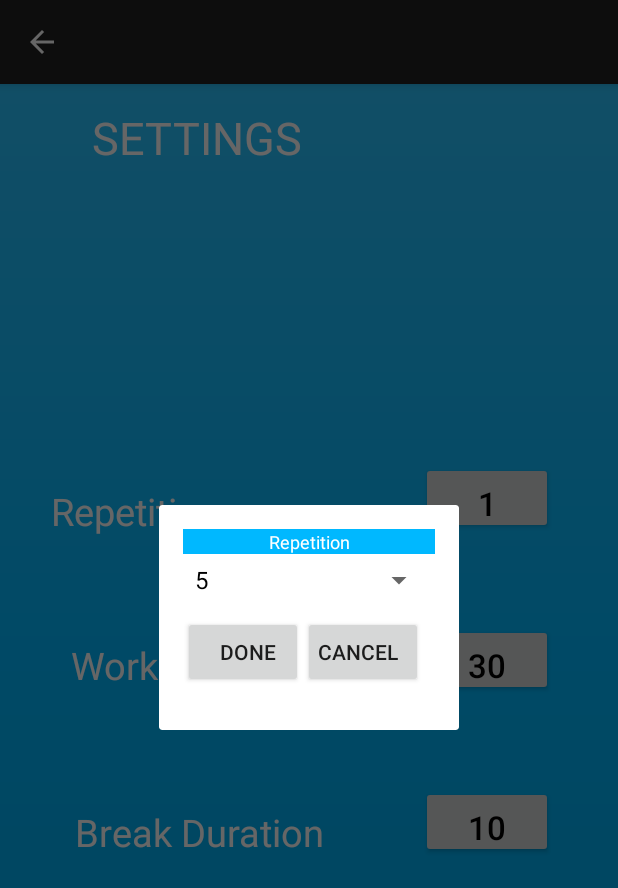
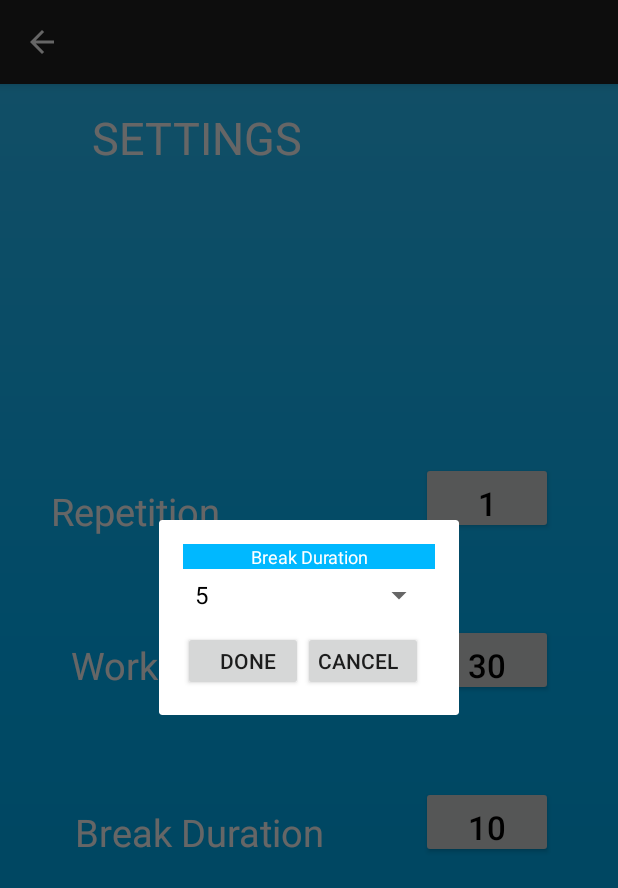
Before and after one commit to Cliffy38/CS4295-Mobile, an Android app: the Settings screen opened directly, with no data from a screen before it, after a tap on "10", on a phone screen of 412 x 824 dp. Shown: the top 888 px of the screen. Run offline under Robolectric (Android 15) with nearby library versions, the phone set to English and light mode, and no system bars.

Commit message:
dilog layout minor fix home to setting page button workable

```diff
--- a/CS4295_Project/app/src/main/java/cs4295/cs4295_project/ExeciseTimeDialog.java
+++ b/CS4295_Project/app/src/main/java/cs4295/cs4295_project/ExeciseTimeDialog.java
@@ -8,6 +8,7 @@ import android.view.Window;
 import android.widget.ArrayAdapter;
 import android.widget.Button;
 import android.widget.Spinner;
+import android.widget.TextView;
 
 import java.util.ArrayList;
 
@@ -17,6 +18,7 @@ public class ExeciseTimeDialog extends Dialog {
     private Context mContext;
     private Spinner mSpinner;
     private DialogListener mReadyListener;
+    private TextView title;
 
 
     public ExeciseTimeDialog() {
@@ -49,6 +51,10 @@ public class ExeciseTimeDialog extends Dialog {
         requestWindowFeature(Window.FEATURE_NO_TITLE);
         setContentView(R.layout.activity_dialog);
 
+        title = (TextView)findViewById(R.id.dialog_title);
+        title.setText("WorkOut Duration");
+
+
         mSpinner = (Spinner) findViewById(R.id.dialog_spinner);
         ArrayAdapter<String> adapter = new ArrayAdapter<String>(mContext, android.R.layout.simple_spinner_dropdown_item, mList);
         mSpinner.setAdapter(adapter);
--- a/CS4295_Project/app/src/main/java/cs4295/cs4295_project/RestDialog.java
+++ b/CS4295_Project/app/src/main/java/cs4295/cs4295_project/RestDialog.java
@@ -8,6 +8,7 @@ import android.view.Window;
 import android.widget.ArrayAdapter;
 import android.widget.Button;
 import android.widget.Spinner;
+import android.widget.TextView;
 
 import java.util.ArrayList;
 
@@ -17,7 +18,7 @@ public class RestDialog extends Dialog {
     private Context mContext;
     private Spinner mSpinner;
     private DialogListener mReadyListener;
-
+    private TextView title;
 
     public RestDialog() {
         super(null);
@@ -42,6 +43,9 @@ public class RestDialog extends Dialog {
         super.onCreate(savedInstanceState);
         requestWindowFeature(Window.FEATURE_NO_TITLE);
         setContentView(R.layout.activity_dialog);
+
+        title = (TextView)findViewById(R.id.dialog_title);
+        title.setText("Break Duration");
 
         mSpinner = (Spinner) findViewById(R.id.dialog_spinner);
         ArrayAdapter<String> adapter = new ArrayAdapter<String>(mContext, android.R.layout.simple_spinner_dropdown_item, mList);
--- a/CS4295_Project/app/src/main/res/layout/activity_dialog.xml
+++ b/CS4295_Project/app/src/main/res/layout/activity_dialog.xml
@@ -1,14 +1,16 @@
 <RelativeLayout xmlns:android="http://schemas.android.com/apk/res/android"
     xmlns:tools="http://schemas.android.com/tools"
     android:layout_width="200dp"
-    android:layout_height="150dp"
+    android:layout_height="130dp"
     android:paddingLeft="@dimen/activity_horizontal_margin"
     android:paddingRight="@dimen/activity_horizontal_margin"
     android:paddingTop="@dimen/activity_vertical_margin"
     android:paddingBottom="@dimen/activity_vertical_margin"
     tools:context="cs4295.cs4295_project.Repeat">
 
-    <TextView android:text="Repetition"
+    <TextView
+        android:text="Repetition"
+        android:id="@+id/dialog_title"
         android:layout_width="fill_parent"
         android:layout_height="wrap_content"
         android:gravity="center_horizontal"
```
Also changed, not shown: CS4295_Project/app/src/main/java/cs4295/cs4295_project/Home.java (+12 -0 lines).
